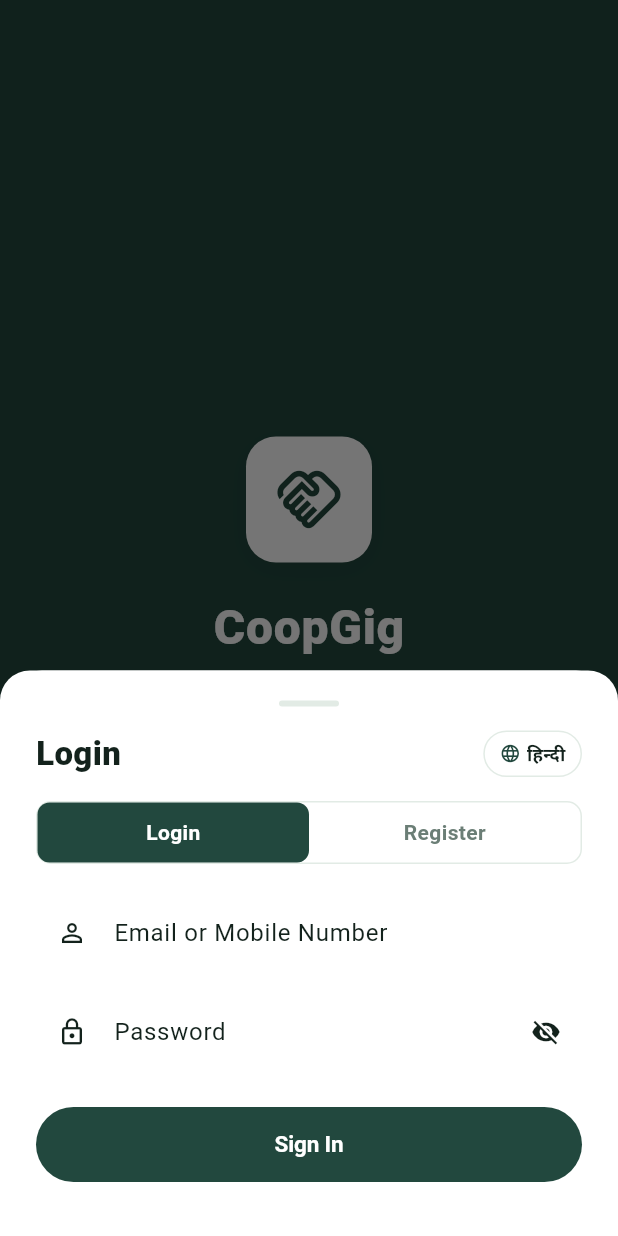
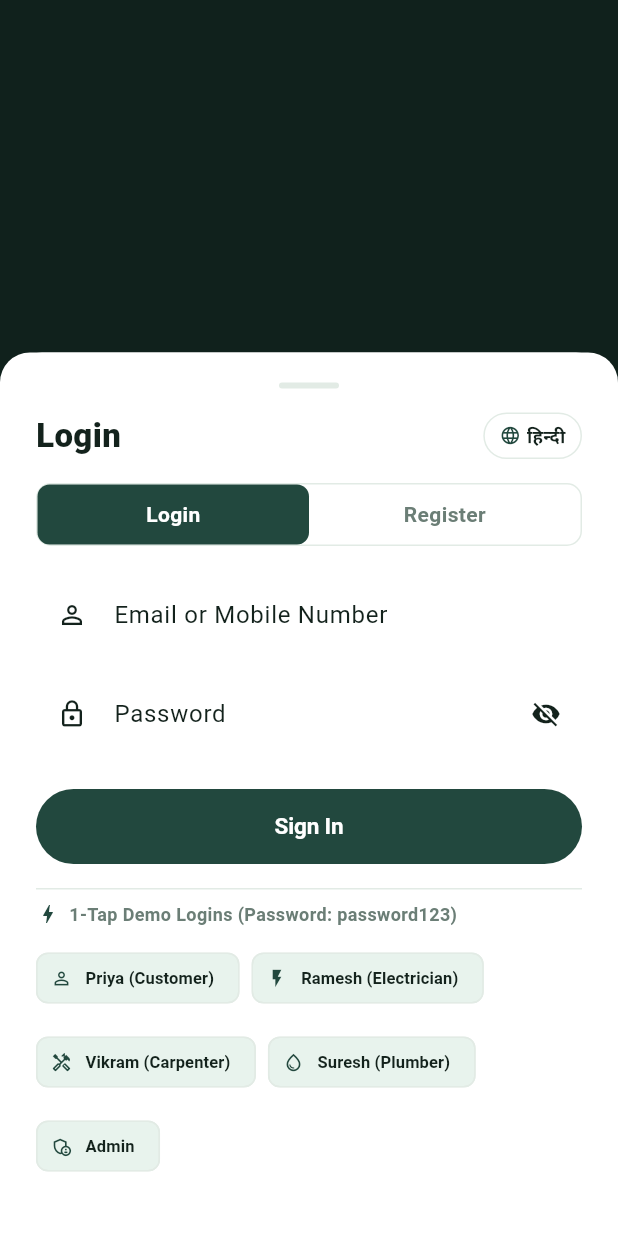
Before and after one commit to Mradul510/Cooperative-Gig-Services-Platform, a Flutter app: the screen it shows after launch, on a phone screen of 412 x 824 dp. Run offline on Flutter 3.47's test engine with Material 3 defaults, Android fonts, the phone set to English and light mode, and no system bars; our stand-ins replace image_picker, shared_preferences, shimmer; accounts and stored records are empty.

Commit message:
fix(auth): enable universal password123 fallback and 1-tap demo logins in AuthSheet

```diff
--- a/APP_frontend/coop_gig_app/lib/views/auth/auth_sheet.dart
+++ b/APP_frontend/coop_gig_app/lib/views/auth/auth_sheet.dart
@@ -112,9 +112,29 @@ class _AuthSheetState extends State<AuthSheet> {
     }
   }
 
+  Widget _buildDemoChip({
+    required String label,
+    required IconData icon,
+    required String email,
+    required String pwd,
+  }) {
+    return ActionChip(
+      avatar: Icon(icon, size: 14, color: AppColors.primaryLight),
+      label: Text(label, style: const TextStyle(fontSize: 11, fontWeight: FontWeight.w600)),
+      backgroundColor: AppColors.forestGreenLight,
+      side: const BorderSide(color: AppColors.borderLight),
+      onPressed: () {
+        setState(() {
+          _loginIdentifierController.text = email;
+          _loginPasswordController.text = pwd;
+        });
+        _submitLogin();
+      },
+    );
+  }
+
   @override
   Widget build(BuildContext context) {
-    final isDark = Theme.of(context).brightness == Brightness.dark;
     final settings = Provider.of<SettingsProvider>(context);
     final auth = Provider.of<AuthController>(context);
 
@@ -137,14 +157,13 @@ class _AuthSheetState extends State<AuthSheet> {
               mainAxisSize: MainAxisSize.min,
               crossAxisAlignment: CrossAxisAlignment.stretch,
               children: [
-              // Top drag indicator
                 Center(
                   child: Container(
                     width: 40,
                     height: 4,
                     margin: const EdgeInsets.only(bottom: 16),
                     decoration: BoxDecoration(
-                    color: isDark ? AppColors.borderDark : AppColors.borderLight,
+                      color: AppColors.borderLight,
                       borderRadius: BorderRadius.circular(2),
                     ),
                   ),
@@ -175,7 +194,7 @@ class _AuthSheetState extends State<AuthSheet> {
                           color: Theme.of(context).cardTheme.color,
                           borderRadius: BorderRadius.circular(20),
                           border: Border.all(
-                          color: isDark ? AppColors.borderDark : AppColors.borderLight,
+                            color: AppColors.borderLight,
                           ),
                         ),
                         child: Row(
@@ -200,10 +219,10 @@ class _AuthSheetState extends State<AuthSheet> {
                 // Tab Toggle: Login vs Register
                 Container(
                   decoration: BoxDecoration(
-                  color: isDark ? AppColors.surfaceDark : AppColors.surfaceLight,
+                    color: AppColors.surfaceLight,
                     borderRadius: BorderRadius.circular(10),
                     border: Border.all(
-                    color: isDark ? AppColors.borderDark : AppColors.borderLight,
+                      color: AppColors.borderLight,
                     ),
                   ),
                   child: Row(
@@ -222,7 +241,7 @@ class _AuthSheetState extends State<AuthSheet> {
                               AppStrings.get(context, 'login'),
                               style: TextStyle(
                                 fontWeight: FontWeight.w700,
-                              color: _isLogin ? Colors.white : (isDark ? AppColors.textSecondaryDark : AppColors.textSecondaryLight),
+                                color: _isLogin ? Colors.white : AppColors.textSecondaryLight,
                               ),
                             ),
                           ),
@@ -242,7 +261,7 @@ class _AuthSheetState extends State<AuthSheet> {
                               AppStrings.get(context, 'register'),
                               style: TextStyle(
                                 fontWeight: FontWeight.w700,
-                              color: !_isLogin ? Colors.white : (isDark ? AppColors.textSecondaryDark : AppColors.textSecondaryLight),
+                                color: !_isLogin ? Colors.white : AppColors.textSecondaryLight,
                               ),
                             ),
                           ),
@@ -288,6 +307,60 @@ class _AuthSheetState extends State<AuthSheet> {
                             child: CircularProgressIndicator(strokeWidth: 2, color: Colors.white),
                           )
                         : Text(AppStrings.get(context, 'sign_in')),
+                  ),
+                  const SizedBox(height: 16),
+                  const Divider(),
+                  const SizedBox(height: 8),
+                  const Row(
+                    children: [
+                      Icon(Icons.bolt, size: 16, color: AppColors.primaryLight),
+                      SizedBox(width: 6),
+                      Text(
+                        '1-Tap Demo Logins (Password: password123)',
+                        style: TextStyle(
+                          fontSize: 12,
+                          fontWeight: FontWeight.w600,
+                          color: AppColors.textSecondaryLight,
+                        ),
+                      ),
+                    ],
+                  ),
+                  const SizedBox(height: 10),
+                  Wrap(
+                    spacing: 8,
+                    runSpacing: 8,
+                    children: [
+                      _buildDemoChip(
+                        label: 'Priya (Customer)',
+                        icon: Icons.person_outline,
+                        email: 'priya@example.com',
+                        pwd: 'password123',
+                      ),
+                      _buildDemoChip(
+                        label: 'Ramesh (Electrician)',
+                        icon: Icons.flash_on,
+                        email: 'ramesh@coopgig.com',
+                        pwd: 'password123',
+                      ),
+                      _buildDemoChip(
+                        label: 'Vikram (Carpenter)',
+                        icon: Icons.handyman_outlined,
+                        email: 'vikram@coopgig.com',
+                        pwd: 'password123',
+                      ),
+                      _buildDemoChip(
+                        label: 'Suresh (Plumber)',
+                        icon: Icons.water_drop_outlined,
+                        email: 'suresh@coopgig.com',
+                        pwd: 'password123',
+                      ),
+                      _buildDemoChip(
+                        label: 'Admin',
+                        icon: Icons.admin_panel_settings_outlined,
+                        email: 'admin@coopgig.com',
+                        pwd: 'password123',
+                      ),
+                    ],
                   ),
                 ] else ...[
                 // REGISTER FORM
```
Also changed, not shown: 2 other files. Lines whose indentation alone changed are shown as unchanged.
